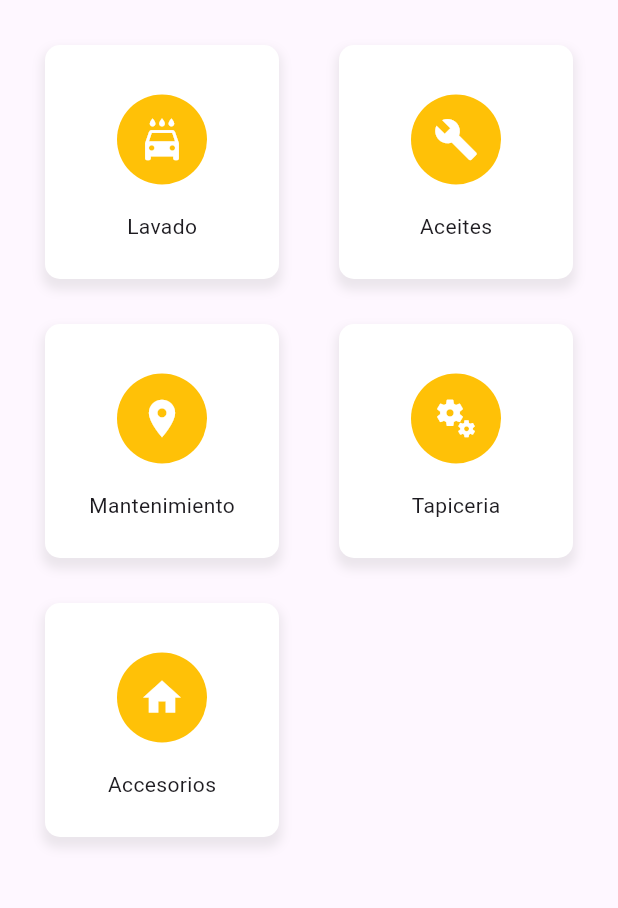
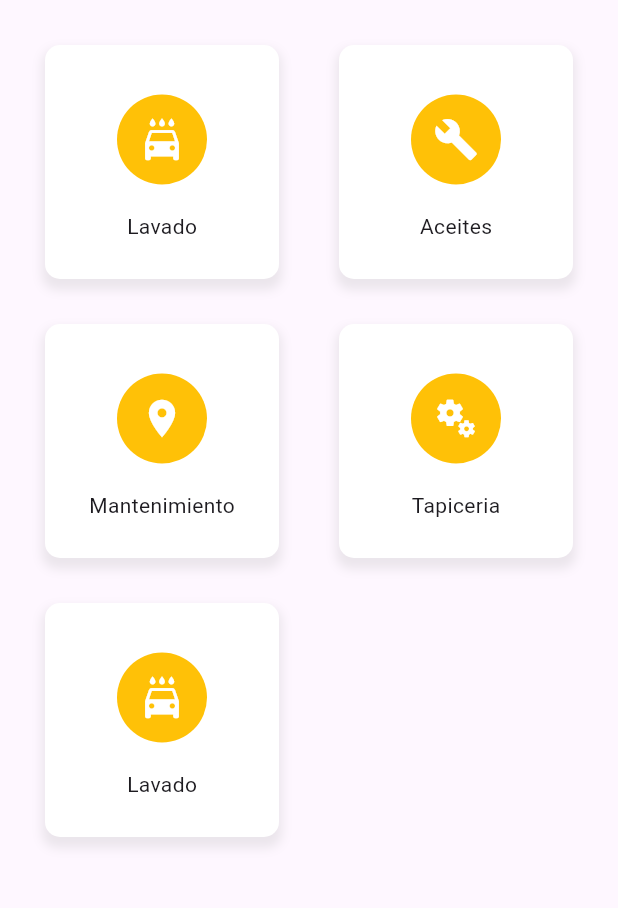
Before and after one commit to karolFabianasd/proyectomovil, a Flutter app: the HomeScreen screen opened directly, on a phone screen of 412 x 824 dp, the part 84-992 px from its top. Run offline on Flutter 3.47's test engine with Material 3 defaults, Android fonts, the phone set to English and light mode, and no system bars; our stand-ins replace sqflite; accounts and stored records are empty.

Commit message:
prueba githud

```diff
--- a/lib/presentation/screens/home_screen.dart
+++ b/lib/presentation/screens/home_screen.dart
@@ -35,7 +35,7 @@ class _HomeScreenState extends State<HomeScreen> {
           itemDashboard(context, "Mantenimiento", Icons.place, '/lavado'),
           itemDashboard(
               context, "Tapiceria", Icons.miscellaneous_services, '/lavado'),
-          itemDashboard(context, "Accesorios", Icons.home, '/lavado'),
+          itemDashboard(context, "Lavado", Icons.local_car_wash, '/lavado'),
         ],
       ),
     );
```
